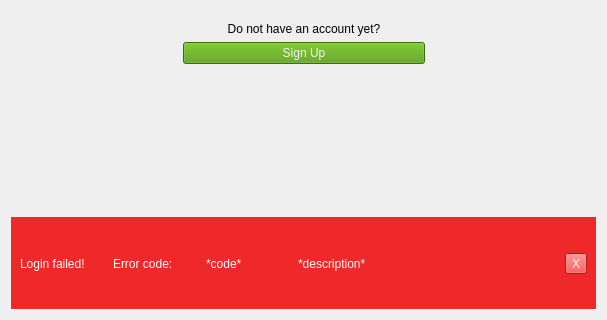
This is src/Client/View/LoginPage/LoginPage.ui in iodream/Spend-Note as Qt 5 draws it before an edit; both pictures show x 0 to 607 and y 350 to 670 of the 607 by 670 pixel window. The edited form follows.
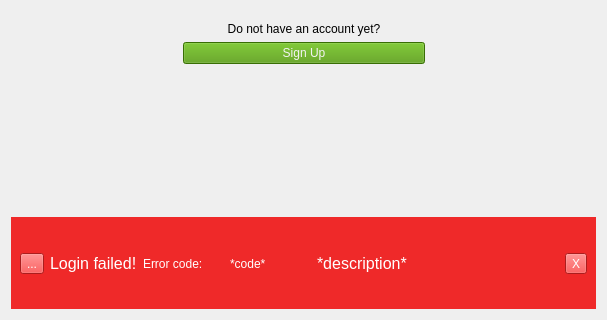
This is the edited form. Icons and pictures are not drawn.

The edit to the form file:
```diff
--- a/src/Client/View/LoginPage/LoginPage.ui
+++ b/src/Client/View/LoginPage/LoginPage.ui
@@ -272,9 +272,31 @@
        </spacer>
       </item>
       <item>
-       <layout class="QHBoxLayout" name="horizontalLayout" stretch="1,1,1,3,0">
+       <layout class="QHBoxLayout" name="horizontalLayout" stretch="0,1,1,1,3,0">
+        <item>
+         <widget class="QToolButton" name="icon">
+          <property name="text">
+           <string>...</string>
+          </property>
+          <property name="icon">
+           <iconset resource="../../resources.qrc">
+            <normaloff>:/Icons/Icons/baseline_warning_black_24dp.png</normaloff>:/Icons/Icons/baseline_warning_black_24dp.png</iconset>
+          </property>
+          <property name="iconSize">
+           <size>
+            <width>22</width>
+            <height>22</height>
+           </size>
+          </property>
+         </widget>
+        </item>
         <item>
          <widget class="QLabel" name="label">
+          <property name="font">
+           <font>
+            <pointsize>12</pointsize>
+           </font>
+          </property>
           <property name="text">
            <string>Login failed!</string>
           </property>
@@ -296,6 +318,11 @@
         </item>
         <item>
          <widget class="QLabel" name="ErrorDescriptionLabel">
+          <property name="font">
+           <font>
+            <pointsize>12</pointsize>
+           </font>
+          </property>
           <property name="text">
            <string>*description*</string>
           </property>
```
Left out of the diff: 4 changed lines with no effect on the pictures.
